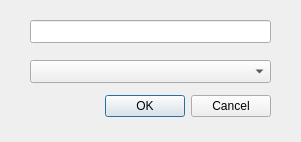
The window that Platan/PlatanUI/addruledialog.ui (agabor/platan) describes before a commit, drawn with Qt 5.
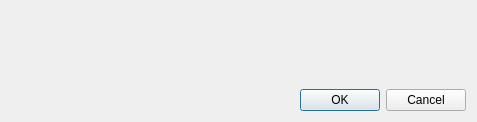
The same window after the commit. Custom widgets are drawn as their Qt base class.

The edit to the form file:
```diff
--- a/Platan/PlatanUI/addruledialog.ui
+++ b/Platan/PlatanUI/addruledialog.ui
@@ -6,22 +6,19 @@
    <rect>
     <x>0</x>
     <y>0</y>
-    <width>301</width>
-    <height>142</height>
+    <width>477</width>
+    <height>122</height>
    </rect>
   </property>
   <property name="windowTitle">
    <string>Dialog</string>
   </property>
+  <layout class="QVBoxLayout" name="verticalLayout">
+   <item>
+    <widget class="RuleWidget" name="widget" native="true"/>
+   </item>
+   <item>
   <widget class="QDialogButtonBox" name="buttonBox">
-   <property name="geometry">
-    <rect>
-     <x>20</x>
-     <y>90</y>
-     <width>251</width>
-     <height>32</height>
-    </rect>
-   </property>
    <property name="orientation">
     <enum>Qt::Horizontal</enum>
    </property>
@@ -29,27 +26,17 @@
     <set>QDialogButtonBox::Cancel|QDialogButtonBox::Ok</set>
    </property>
   </widget>
-  <widget class="QComboBox" name="cbxClass">
-   <property name="geometry">
-    <rect>
-     <x>30</x>
-     <y>60</y>
-     <width>241</width>
-     <height>23</height>
-    </rect>
-   </property>
-  </widget>
-  <widget class="QLineEdit" name="nameEdit">
-   <property name="geometry">
-    <rect>
-     <x>30</x>
-     <y>20</y>
-     <width>241</width>
-     <height>23</height>
-    </rect>
-   </property>
-  </widget>
- </widget>
+   </item>
+  </layout>
+ </widget>
+ <customwidgets>
+  <customwidget>
+   <class>RuleWidget</class>
+   <extends>QWidget</extends>
+   <header>rulewidget.h</header>
+   <container>1</container>
+  </customwidget>
+ </customwidgets>
  <resources/>
  <connections>
   <connection>
```
Lines whose indentation alone changed are shown as unchanged.
